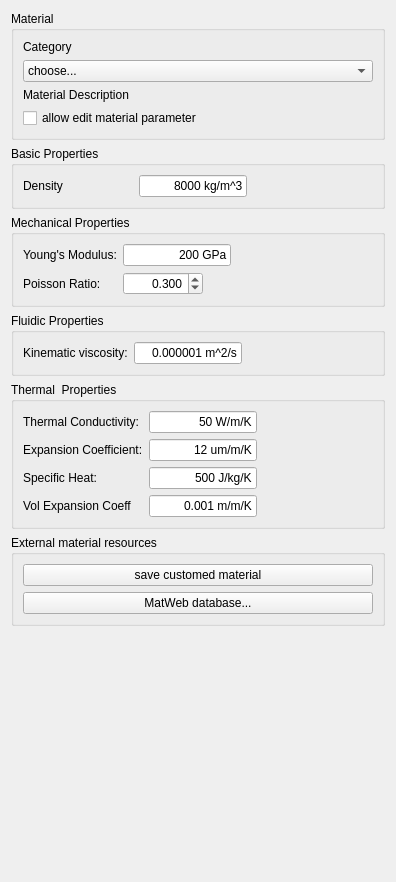
Before: the Qt Designer form src/Mod/Fem/Gui/Resources/ui/Material.ui in berndhahnebach/All_FreeCAD, drawn with Qt 5.
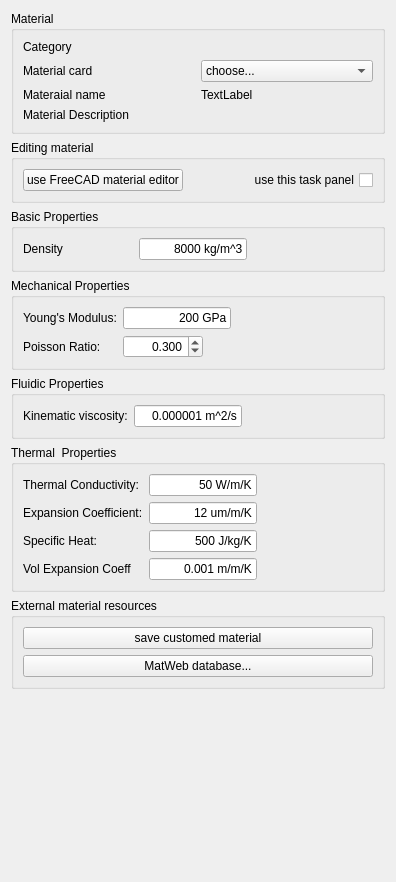
After: the same form once the commit is applied. Custom widgets are drawn as their Qt base class.

Commit message: FEM: material task panel, quite some changes: - add Material editor for editing material parameters as well as load and save mat cards - distinguish between 'card name' and the 'material name' - reorganising codeg

Patch:
```diff
--- a/src/Mod/Fem/Gui/Resources/ui/Material.ui
+++ b/src/Mod/Fem/Gui/Resources/ui/Material.ui
@@ -42,9 +42,7 @@
           </property>
          </widget>
         </item>
-       </layout>
-      </item>
-      <item>
+        <item row="2" column="1">
        <widget class="QComboBox" name="cb_materials">
         <item>
          <property name="text">
@@ -53,6 +51,29 @@
         </item>
        </widget>
       </item>
+        <item row="2" column="0">
+         <widget class="QLabel" name="label_2">
+          <property name="text">
+           <string>Material card</string>
+          </property>
+         </widget>
+        </item>
+        <item row="3" column="0">
+         <widget class="QLabel" name="label_3">
+          <property name="text">
+           <string>Materaial name</string>
+          </property>
+         </widget>
+        </item>
+        <item row="3" column="1">
+         <widget class="QLabel" name="l_mat_name">
+          <property name="text">
+           <string>TextLabel</string>
+          </property>
+         </widget>
+        </item>
+       </layout>
+      </item>
       <item>
        <widget class="QLabel" name="l_mat_description">
         <property name="text">
@@ -63,15 +84,50 @@
         </property>
        </widget>
       </item>
+     </layout>
+    </widget>
+   </item>
       <item>
+    <widget class="QGroupBox" name="groupBox_basic_2">
+     <property name="maximumSize">
+      <size>
+       <width>16777215</width>
+       <height>1677215</height>
+      </size>
+     </property>
+     <property name="title">
+      <string>Editing material</string>
+     </property>
+     <layout class="QVBoxLayout" name="verticalLayout_28">
+      <item>
+       <layout class="QGridLayout" name="gridLayout_3">
+        <item row="1" column="1">
+         <widget class="QPushButton" name="pushButton_editMat">
+          <property name="text">
+           <string>use FreeCAD material editor</string>
+          </property>
+         </widget>
+        </item>
+        <item row="1" column="2">
        <widget class="QCheckBox" name="chbu_allow_edit">
+          <property name="sizePolicy">
+           <sizepolicy hsizetype="Expanding" vsizetype="Fixed">
+            <horstretch>0</horstretch>
+            <verstretch>0</verstretch>
+           </sizepolicy>
+          </property>
+          <property name="layoutDirection">
+           <enum>Qt::RightToLeft</enum>
+          </property>
         <property name="text">
-         <string>allow edit material parameter</string>
+           <string>use this task panel</string>
         </property>
         <property name="checked">
          <bool>false</bool>
         </property>
        </widget>
+        </item>
+       </layout>
       </item>
      </layout>
     </widget>
```
Lines whose indentation alone changed are shown as unchanged. The commit also changes 1 other file.
